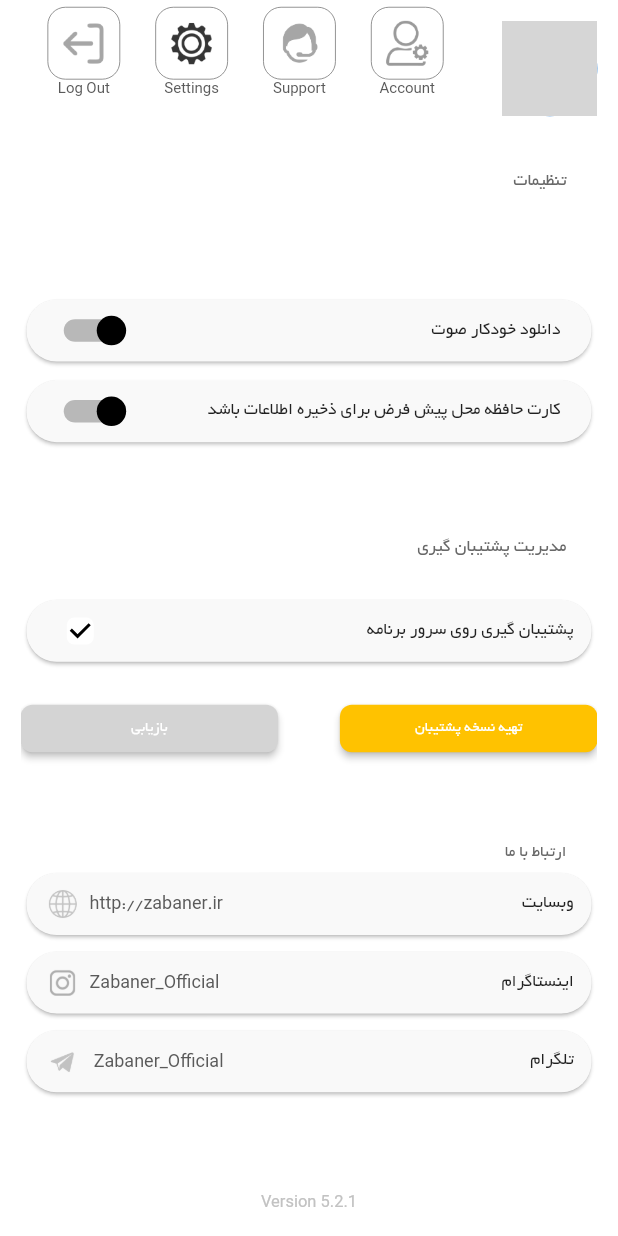
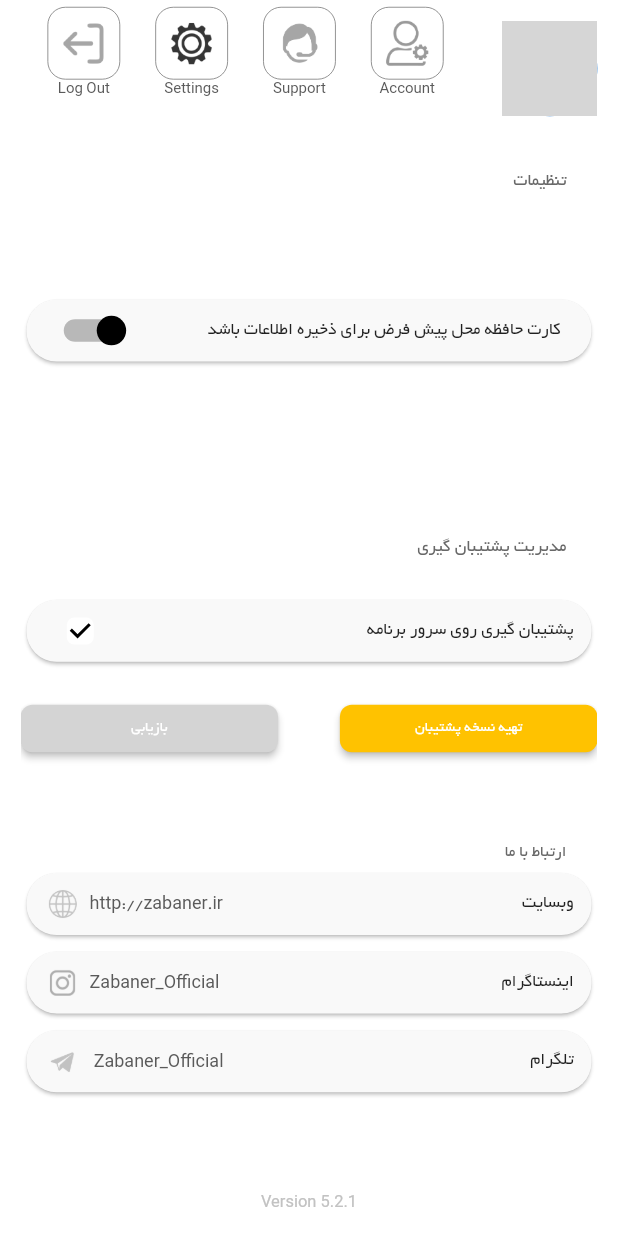
Before and after one commit to SajadRahimi1/english-learning-app, a Flutter app: the ProfileScreen screen opened directly with empty values, swiped to page 3, on a phone screen of 412 x 824 dp. Run offline on Flutter 3.47's test engine with Material 2 defaults, Android fonts, the light colour scheme and no system bars; our stand-ins replace dio, get, get_storage, image_picker, percent_indicator, scroll_to_index and 1 more; missing offline and left inert: flutter_intro, flutter_sound_lite; accounts and stored records are empty; network calls fail; Roboto replaces fonts that are missing (Arial); grey boxes are pictures that could not be loaded.

Commit message:
remove auto download switch from setting

```diff
--- a/lib/views/screens/profile_setting_screen.dart
+++ b/lib/views/screens/profile_setting_screen.dart
@@ -39,13 +39,13 @@ class ProfileSetting extends StatelessWidget {
             child: Column(
               mainAxisAlignment: MainAxisAlignment.spaceBetween,
               children: [
-                Obx(() => SettingCard(
-                      title: "دانلود خودکار صوت",
-                      enable: _controller.autoDownload.value,
-                      onTap: (value) {
-                        _controller.getStorage.write('auto_download', value);
-                      },
-                    )),
+                // Obx(() => SettingCard(
+                //       title: "دانلود خودکار صوت",
+                //       enable: _controller.autoDownload.value,
+                //       onTap: (value) {
+                //         _controller.getStorage.write('auto_download', value);
+                //       },
+                //     )),
                 Obx(() => SettingCard(
                       title: "کارت حافظه محل پیش فرض برای ذخیره اطلاعات باشد",
                       enable: _controller.saveStorage.value,
```
